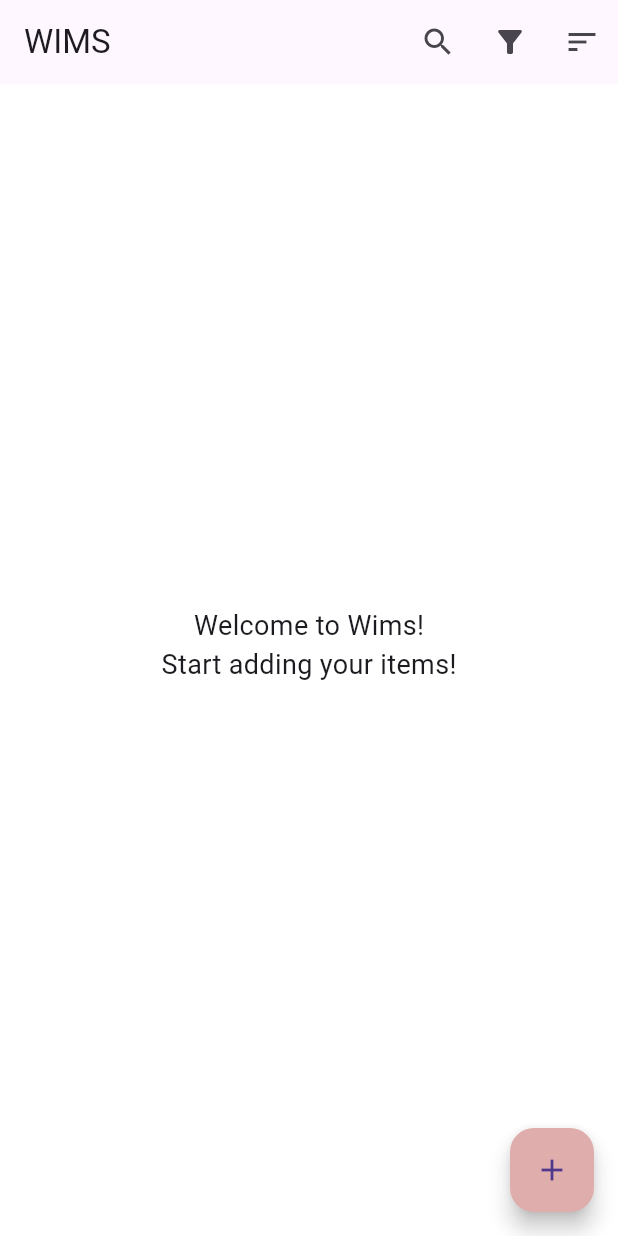
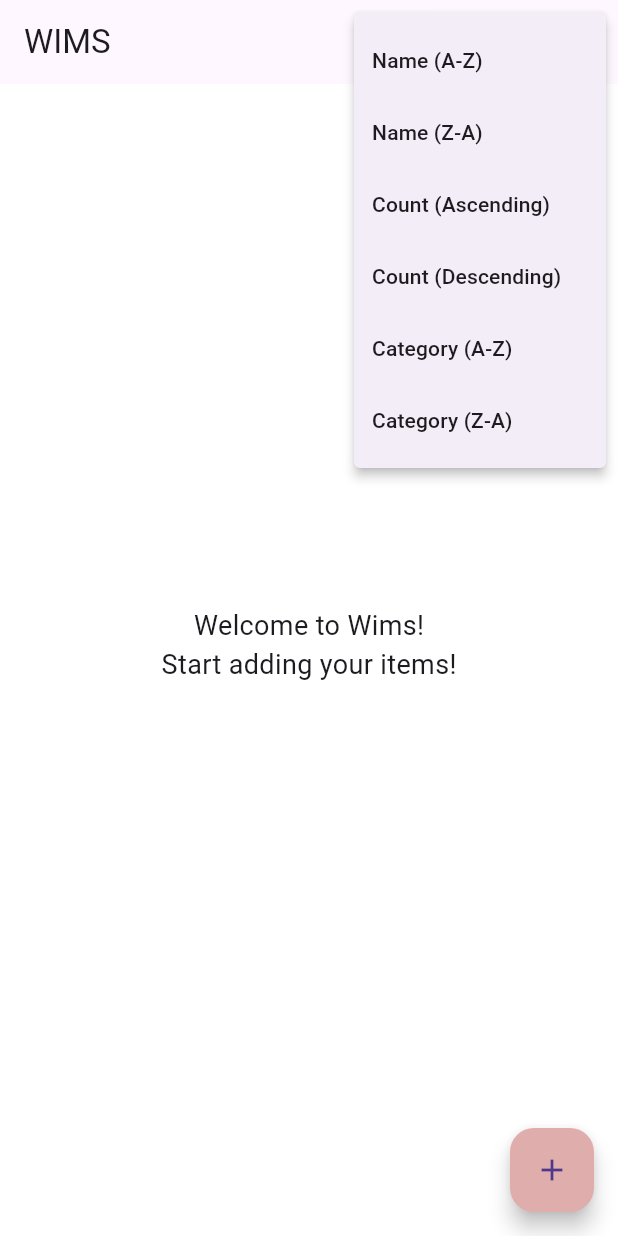
Before and after one commit to leejp1998/WIMS, a Flutter app: the screen it shows after launch, after a tap on the "sort" icon, on a phone screen of 412 x 824 dp. Run offline on Flutter 3.47's test engine with Material 3 defaults, Android fonts, the phone set to English and light mode, and no system bars; our stand-ins replace shared_preferences, sqflite; accounts and stored records are empty.

Commit message:
Feat: Added sorting functionality

```diff
--- a/lib/home_page.dart
+++ b/lib/home_page.dart
@@ -5,7 +5,16 @@ import 'package:sqflite/sqflite.dart';
 import 'add_item_form.dart';
 import 'edit_item_form.dart';
 import 'helper/custom_search_delegate.dart';
-import 'helper/database_helper.dart'; // Replace with your actual project name
+import 'helper/database_helper.dart';
+
+enum SortingOption {
+  nameAscending,
+  nameDescending,
+  countAscending,
+  countDescending,
+  categoryAscending,
+  categoryDescending,
+}
 
 class HomePage extends StatefulWidget {
   const HomePage({Key? key}) : super(key: key);
@@ -15,6 +24,7 @@ class HomePage extends StatefulWidget {
 }
 
 class _HomePageState extends State<HomePage> {
+  SortingOption selectedSortOption = SortingOption.nameAscending;
   late List<Map<String, dynamic>> items;
   List<String> categories = [];
   List<String> subcategories = [];
@@ -179,6 +189,64 @@ class _HomePageState extends State<HomePage> {
     );
   }
 
+  /*
+    Sort functionalities
+   */
+  void onSortOptionSelected(SortingOption option) {
+    setState(() {
+      selectedSortOption = option;
+      sortItems();
+    });
+  }
+
+  void sortItems() {
+    switch (selectedSortOption) {
+      case SortingOption.nameAscending:
+        items = List<Map<String, dynamic>>.from(items)
+          ..sort((a, b) => a['name'].compareTo(b['name']));
+        break;
+      case SortingOption.nameDescending:
+        items = List<Map<String, dynamic>>.from(items)
+          ..sort((a, b) => b['name'].compareTo(a['name']));
+        break;
+      case SortingOption.countAscending:
+        items = List<Map<String, dynamic>>.from(items)
+          ..sort((a, b) => a['count'].compareTo(b['count']));
+        break;
+      case SortingOption.countDescending:
+        items = List<Map<String, dynamic>>.from(items)
+          ..sort((a, b) => b['count'].compareTo(a['count']));
+        break;
+      case SortingOption.categoryAscending:
+        items = List<Map<String, dynamic>>.from(items)
+          ..sort((a, b) => a['category'].compareTo(b['category']));
+        break;
+      case SortingOption.categoryDescending:
+        items = List<Map<String, dynamic>>.from(items)
+          ..sort((a, b) => b['category'].compareTo(a['category']));
+        break;
+    }
+
+    setState(() {});
+  }
+
+  String getSortingOptionLabel(SortingOption option) {
+    switch (option) {
+      case SortingOption.nameAscending:
+        return 'Name (A-Z)';
+      case SortingOption.nameDescending:
+        return 'Name (Z-A)';
+      case SortingOption.countAscending:
+        return 'Count (Ascending)';
+      case SortingOption.countDescending:
+        return 'Count (Descending)';
+      case SortingOption.categoryAscending:
+        return 'Category (A-Z)';
+      case SortingOption.categoryDescending:
+        return 'Category (Z-A)';
+    }
+  }
+
   @override
   Widget build(BuildContext context) {
     return Scaffold(
@@ -201,10 +269,16 @@ class _HomePageState extends State<HomePage> {
               showFilterDialog();
             },
           ),
-          IconButton(
+          PopupMenuButton<SortingOption>(
+            onSelected: onSortOptionSelected,
             icon: const Icon(Icons.sort),
-            onPressed: () {
-              // Handle sorting functionality
+            itemBuilder: (BuildContext context) {
+              return SortingOption.values.map((option) {
+                return PopupMenuItem<SortingOption>(
+                  value: option,
+                  child: Text(getSortingOptionLabel(option)),
+                );
+              }).toList();
             },
           ),
           // TODO: Add multiple removal in the future.
```
